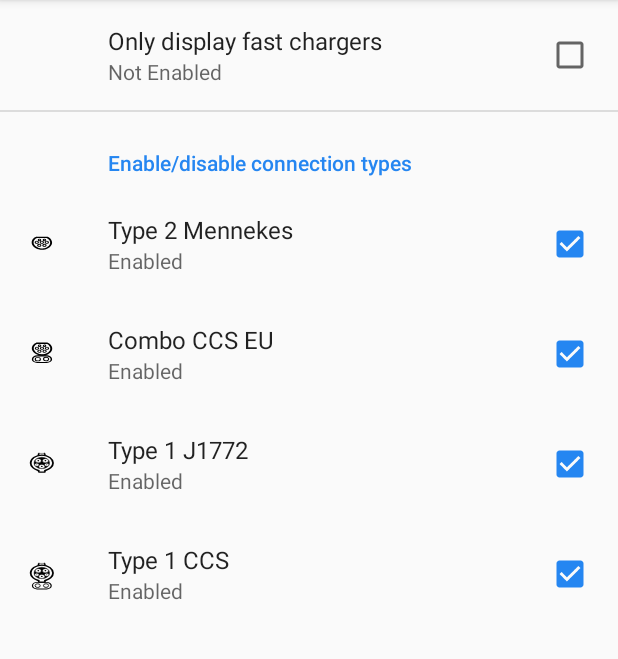
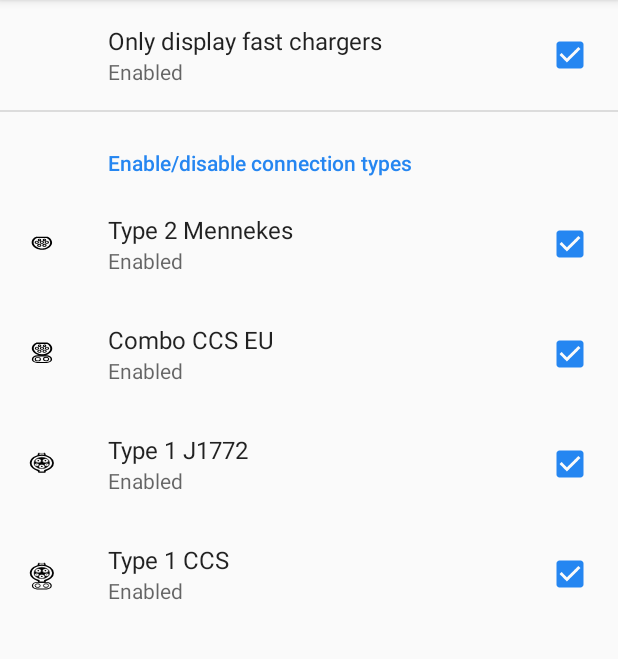
Before and after one commit to sourcecodere/WattsNearby, an Android app: the SettingsFragment screen opened directly, with no data from a screen before it, on a phone screen of 412 x 824 dp, the part 84-743 px from its top. Run offline under Robolectric (Android 15) with nearby library versions, the phone set to English and light mode, and no system bars; our stand-ins replace androidx.preference.

```diff
--- a/app/src/main/res/values/bools.xml
+++ b/app/src/main/res/values/bools.xml
@@ -1,6 +1,6 @@
 <?xml version="1.0" encoding="utf-8"?>
 <resources>
-    <bool name="enable_only_fast_chargers">false</bool>
+    <bool name="enable_only_fast_chargers">true</bool>
     <bool name="enable_type2_mennekes">true</bool>
     <bool name="enable_combo_ccs_eu">true</bool>
     <bool name="enable_type1_j1772">true</bool>
```
Also changed, not shown: 1 other file.
